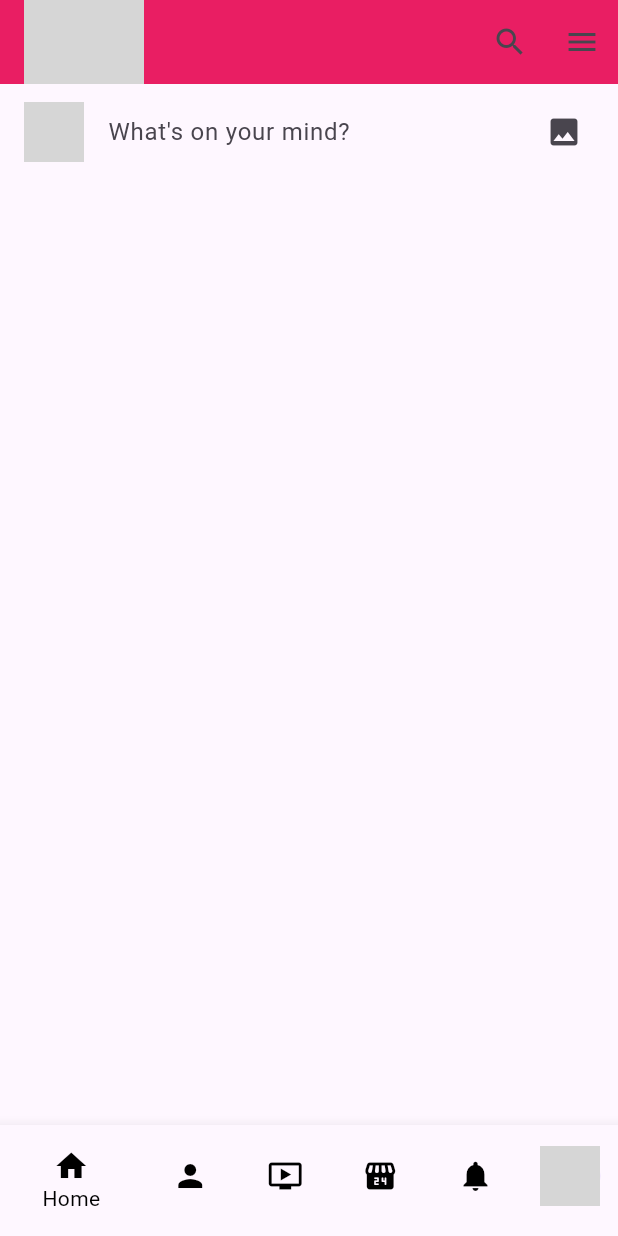
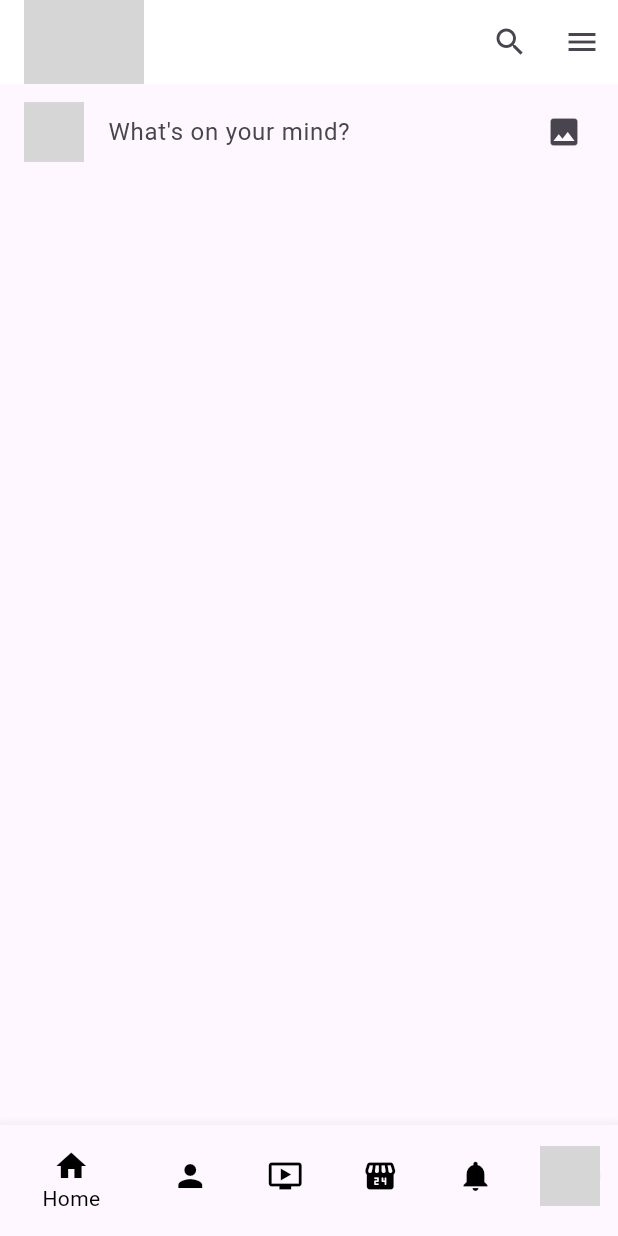
Before and after one commit to enriikay/flutter_project_israel-1, a Flutter app: the screen it shows after launch, on a phone screen of 412 x 824 dp. Run offline on Flutter 3.47's test engine with Material 3 defaults, Android fonts, the light colour scheme and no system bars; grey boxes are pictures that could not be loaded.

Commit message:
Minor Fix
Changed background color to white from pink

```diff
--- a/secondflutter/lib/pages/newsfeed.dart
+++ b/secondflutter/lib/pages/newsfeed.dart
@@ -13,7 +13,7 @@ class _NewsfeedState extends State<Newsfeed> {
   Widget build(BuildContext context) {
     return Scaffold(
       appBar: AppBar(
-        backgroundColor: Colors.pink,
+        backgroundColor: Colors.white,
         title: Image.asset("assets/icon/logo.png", height: 80),
         actions: [
           IconButton(onPressed: () {}, icon: Icon(Icons.search)),
```
